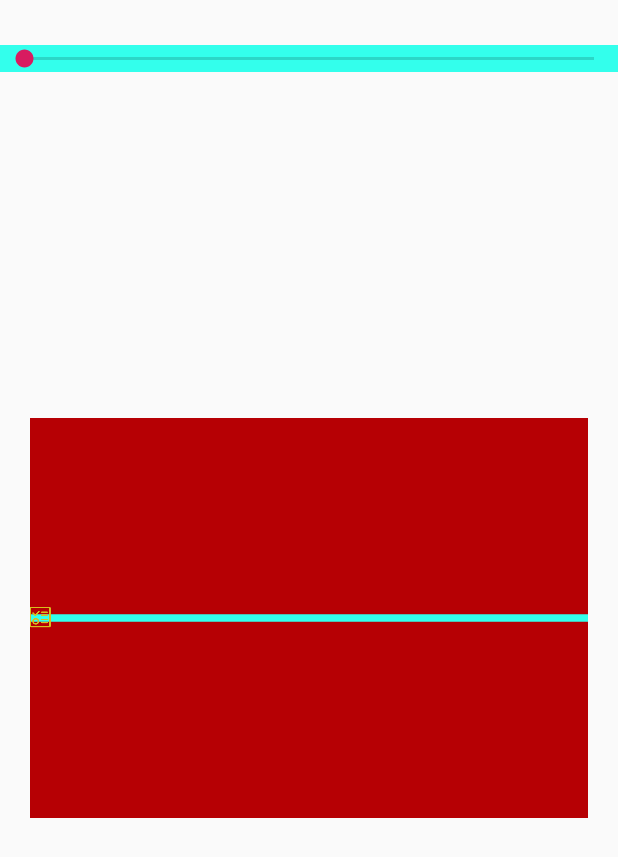
After one commit to xjxliuxing/AndroidHelper, an Android app: the layout activity_slider.xml on its own in the app's theme, with its tools: preview values and no code run, on a phone screen of 412 x 824 dp. The commit adds this screen. Shown: the top 857 px of the screen. Run offline under Robolectric (Android 15) with nearby library versions, the phone set to English and light mode, and no system bars.

Commit message:
手动滑块效果完善

```diff
--- a/app/src/main/java/com/xjx/helper/ui/home/activity/todo/customviewui/CustomViewMapActivity.java
+++ b/app/src/main/java/com/xjx/helper/ui/home/activity/todo/customviewui/CustomViewMapActivity.java
@@ -25,7 +25,7 @@ public class CustomViewMapActivity extends CommonBaseTitleActivity {
         SwitchLoadingStatus(PlaceholderStatus.NONE);
 
         setOnClick(R.id.tv_1, R.id.tv_2, R.id.tv_3, R.id.tv_4, R.id.tv_5, R.id.tv_6,
-                R.id.tv_7, R.id.tv_8, R.id.tv_9, R.id.tv_10);
+                R.id.tv_7, R.id.tv_8, R.id.tv_9, R.id.tv_10, R.id.tv_11);
     }
 
     @Override
@@ -65,6 +65,9 @@ public class CustomViewMapActivity extends CommonBaseTitleActivity {
             case R.id.tv_10:// 自定义textView
                 intent.setClass(mContext, DragDropActivity.class);
                 break;
+            case R.id.tv_11:// 自定义滑块
+                intent.setClass(mContext, SliderActivity.class);
+                break;
         }
 
         startActivity(intent);
--- /dev/null
+++ b/app/src/main/java/com/xjx/helper/utils/CustomViewUtil.java
@@ -0,0 +1,27 @@
+package com.xjx.helper.utils;
+
+import android.graphics.Bitmap;
+import android.graphics.drawable.BitmapDrawable;
+import android.graphics.drawable.Drawable;
+import android.graphics.drawable.StateListDrawable;
+
+public class CustomViewUtil {
+
+    public static Bitmap getBitmapDefault(Drawable drawable) {
+        Bitmap bitmap = null;
+        if (drawable == null) {
+            return bitmap;
+        }
+
+        if (drawable instanceof StateListDrawable) {
+            Drawable current = drawable.getCurrent();
+            if (current instanceof BitmapDrawable) {
+                bitmap = ((BitmapDrawable) current).getBitmap();
+            }
+        } else if (drawable instanceof BitmapDrawable) {
+            bitmap = ((BitmapDrawable) drawable).getBitmap();
+        }
+
+        return bitmap;
+    }
+}
--- /dev/null
+++ b/app/src/main/java/com/xjx/helper/widget/custom/SliderView.kt
@@ -0,0 +1,172 @@
+package com.xjx.helper.widget.custom
+
+import android.annotation.SuppressLint
+import android.content.Context
+import android.graphics.Bitmap
+import android.graphics.Canvas
+import android.graphics.Paint
+import android.graphics.Rect
+import android.graphics.drawable.Drawable
+import android.util.AttributeSet
+import android.view.MotionEvent
+import android.view.View
+import androidx.core.content.ContextCompat
+import com.xjx.helper.R
+import com.xjx.helper.utils.ConvertUtil
+import com.xjx.helper.utils.CustomViewUtil
+import com.xjx.helper.utils.LogUtil
+
+/**
+ * 自定义滑块 ,这里使用seekBar的控件
+ */
+class SliderView(context: Context?, attrs: AttributeSet?) : View(context, attrs) {
+
+    private val mPaintBackground = Paint() // 背景色
+    private val mPaintSelectorBackground = Paint() // 滑动过的颜色
+
+    private var mDrawable: Drawable? = null
+    private var mDrawableHeight: Float = 0f
+
+    private var mBackgroundColor: Int = 0
+    private var mBackgroundColorHeight: Float = 0f
+    private var mSelectorBackgroundColor: Int = 0
+    private var bitmap: Bitmap? = null
+    private var mMaxScrollValue: Int = 0 // 最大的滑动值
+
+    init {
+        val toDp5 = ConvertUtil.toDp(5f)
+
+        // 获取属性
+        val array = context?.obtainStyledAttributes(attrs, R.styleable.SliderView)
+        array?.let {
+            // 滑块的图片
+            mDrawable = it.getDrawable(R.styleable.SliderView_hk_drawable)
+            mDrawableHeight = it.getDimension(R.styleable.SliderView_hk_drawable_Height, toDp5)
+            // 背景的颜色
+            mBackgroundColor = it.getColor(R.styleable.SliderView_hk_background, ContextCompat.getColor(context, R.color.white_1))
+            mBackgroundColorHeight = it.getDimension(R.styleable.SliderView_hk_background_Height, toDp5)
+            // 划过的颜色
+            mSelectorBackgroundColor = it.getColor(R.styleable.SliderView_hk_selector_background, ContextCompat.getColor(context, R.color.white_1))
+        }
+
+
+        bitmap = CustomViewUtil.getBitmapDefault(mDrawable)
+
+        // 设置背景的数据
+        mPaintBackground.isAntiAlias = true
+        mPaintBackground.isDither = true
+        mPaintBackground.color = mBackgroundColor
+        mPaintBackground.strokeWidth = mBackgroundColorHeight
+
+        // 设置背景划过的颜色
+        mPaintSelectorBackground.isAntiAlias = true
+        mPaintSelectorBackground.isDither = true
+        mPaintSelectorBackground.color = mSelectorBackgroundColor
+        bitmap?.let {
+            mPaintSelectorBackground.strokeWidth = it.height.toFloat()
+        }
+        // 释放对象
+        array?.recycle()
+    }
+
+    override fun onMeasure(widthMeasureSpec: Int, heightMeasureSpec: Int) {
+        super.onMeasure(widthMeasureSpec, heightMeasureSpec)
+
+        setMeasuredDimension(
+                resolveSize(MeasureSpec.getSize(widthMeasureSpec), widthMeasureSpec),
+//                resolveSize(MeasureSpec.getSize(heightMeasureSpec), heightMeasureSpec)
+                400
+        )
+        if (bitmap != null || (!bitmap!!.isRecycled)) {
+            mMaxScrollValue = (measuredWidth - bitmap!!.width).toInt()
+        }
+    }
+
+    private var mLeft: Int = 0
+
+    @SuppressLint("DrawAllocation")
+    override fun onDraw(canvas: Canvas?) {
+        super.onDraw(canvas)
+
+        canvas?.let {
+
+            // 绘制背景色
+            val backgroundTop = (measuredHeight) / 2.toFloat()
+            it.drawLine(0f, backgroundTop, measuredWidth.toFloat(), backgroundTop, mPaintBackground)
+
+            // 绘制滑动过的颜色
+            it.drawLine(0f, backgroundTop, mLeft.toFloat(), backgroundTop, mPaintSelectorBackground)
+
+            // 绘制bitmap
+            bitmap?.let { b ->
+                if (b.isRecycled) {
+                    bitmap = CustomViewUtil.getBitmapDefault(mDrawable)
+                }
+                val rectSrc = Rect(0, 0, b.width, b.height)
+                val top = (measuredHeight - b.height) / 2
+                val desRect = Rect((paddingLeft + mLeft), top, (b.width + paddingLeft + mLeft), top + b.height)
+                it.drawBitmap(b, rectSrc, desRect, null)
+            }
+        }
+    }
+
+    var dx: Float = 0f
+    override fun dispatchTouchEvent(event: MotionEvent?): Boolean {
+
+        LogUtil.e("measuredWidth:" + measuredWidth)
+
+        var startX: Float = 0f
+        var startY: Float = 0f
+
+        event?.let {
+            when (it.action) {
+                MotionEvent.ACTION_DOWN -> {
+                    LogUtil.e("开始 1")
+                    startX = it.x
+                    startY = it.y
+                    return true
+                }
+
+                MotionEvent.ACTION_MOVE -> {
+                    LogUtil.e("移动 1")
+                    val endX = it.x
+                    val endY = it.y
+                    dx = endX - startX
+                    if (dx <= 0) {
+                        dx = 0f
+                    }
+                    if (dx >= mMaxScrollValue) {
+                        dx = mMaxScrollValue.toFloat()
+                    }
+
+                    mLeft = dx.toInt()
+                    invalidate()
+
+                    LogUtil.e("dx:$dx")
+                    return (endY - startY) == 0f
+                }
+
+                MotionEvent.ACTION_UP -> {
+                    LogUtil.e("抬起 1")
+                    startX = 0f
+                    startY = 0f
+
+                    LogUtil.e("dx:" + dx + "  value:" + mMaxScrollValue)
+                    if (dx < mMaxScrollValue) {
+                        mLeft = 0
+                        dx = 0f
+                        invalidate()
+                    }
+                }
+            }
+        }
+        return super.dispatchTouchEvent(event)
+    }
+
+    /**
+     * 计算比例
+     */
+    fun calculatePercentage() {
+    }
+
+}
--- /dev/null
+++ b/app/src/main/res/drawable/seekbar_slider.xml
@@ -0,0 +1,28 @@
+<?xml version="1.0" encoding="utf-8"?>
+<layer-list xmlns:android="http://schemas.android.com/apk/res/android">
+    <item android:id="@android:id/background">
+        <shape>
+            <corners android:radius="5dp" />
+            <solid android:color="@color/white" />
+
+        </shape>
+    </item>
+    <!--66ffffff-->
+    <item android:id="@android:id/secondaryProgress">
+        <clip>
+            <shape>
+                <corners android:radius="5dp" />
+                <solid android:color="#1A000000" />
+            </shape>
+        </clip>
+    </item>
+
+    <item android:id="@android:id/progress">
+        <clip>
+            <shape>
+                <corners android:radius="5dp" />
+                <solid android:color="@color/yellow1" />
+            </shape>
+        </clip>
+    </item>
+</layer-list>
--- /dev/null
+++ b/app/src/main/res/drawable/selector_seekbar_slider.xml
@@ -0,0 +1,5 @@
+<?xml version="1.0" encoding="utf-8"?>
+<selector xmlns:android="http://schemas.android.com/apk/res/android">
+    <item android:drawable="@drawable/tab_todo_selected" android:state_focused="true" android:state_pressed="true" />
+    <item android:drawable="@drawable/tab_todo_selected" android:state_focused="false" android:state_pressed="false" />
+</selector>
--- a/app/src/main/res/layout/activity_custom_view_map.xml
+++ b/app/src/main/res/layout/activity_custom_view_map.xml
@@ -60,5 +60,10 @@
             style="@style/style_todo_item"
             android:text="自定义拖拽的view" />
 
+        <TextView
+            android:id="@+id/tv_11"
+            style="@style/style_todo_item"
+            android:text="自定义滑块" />
+
     </LinearLayout>
 </androidx.core.widget.NestedScrollView>
--- /dev/null
+++ b/app/src/main/res/layout/activity_slider.xml
@@ -0,0 +1,48 @@
+<?xml version="1.0" encoding="utf-8"?>
+<RelativeLayout xmlns:android="http://schemas.android.com/apk/res/android"
+    xmlns:app="http://schemas.android.com/apk/res-auto"
+    xmlns:tools="http://schemas.android.com/tools"
+    android:layout_width="match_parent"
+    android:layout_height="match_parent"
+    tools:context="com.xjx.helper.ui.home.activity.todo.customviewui.SliderActivity">
+
+    <!--    <com.xjx.helper.widget.custom.SliderView-->
+    <!--        android:layout_width="match_parent"-->
+    <!--        android:layout_height="30dp"-->
+    <!--        android:layout_centerInParent="true"-->
+    <!--        android:layout_marginLeft="@dimen/dp_20"-->
+    <!--        android:layout_marginRight="@dimen/dp_20"-->
+    <!--        android:progressDrawable="@drawable/seekbar_slider"-->
+    <!--        android:splitTrack="false"-->
+    <!--        android:thumb="@drawable/selector_seekbar_slider" />-->
+
+    <androidx.appcompat.widget.AppCompatSeekBar
+        android:layout_width="match_parent"
+        android:layout_height="wrap_content"
+        android:layout_marginTop="30dp"
+        android:background="@color/blue_2" />
+
+    <com.xjx.helper.widget.custom.SliderView
+        android:layout_width="wrap_content"
+        android:layout_height="wrap_content"
+        android:layout_centerVertical="true"
+        android:layout_marginLeft="@dimen/dp_20"
+        android:layout_marginRight="@dimen/dp_20"
+        android:background="@color/red_4"
+        app:hk_background="@color/blue_2"
+        app:hk_background_Height="@dimen/dp_5"
+        app:hk_drawable="@drawable/tab_todo_selected"
+        app:hk_selector_background="@color/green_1" />
+    <!--        app:hk_drawable="@drawable/tab_todo_selected" />-->
+    <!--        app:hk_drawable="@drawable/lrt" />-->
+
+    <ImageView
+        android:layout_width="wrap_content"
+        android:layout_height="400dp"
+        android:layout_alignParentRight="true"
+        android:layout_centerVertical="true"
+        android:adjustViewBounds="true"
+        android:src="@drawable/lrt"
+        android:visibility="gone" />
+
+</RelativeLayout>
```
Also changed, not shown: app/src/main/AndroidManifest.xml (+6 -10 lines), app/src/main/java/com/xjx/helper/ui/home/activity/todo/customviewui/SliderActivity.kt (added, +21 -0 lines), app/src/main/res/values/styles.xml (+10 -0 lines), app/src/main/res/drawable-xxhdpi/lrt.jpg (added).
